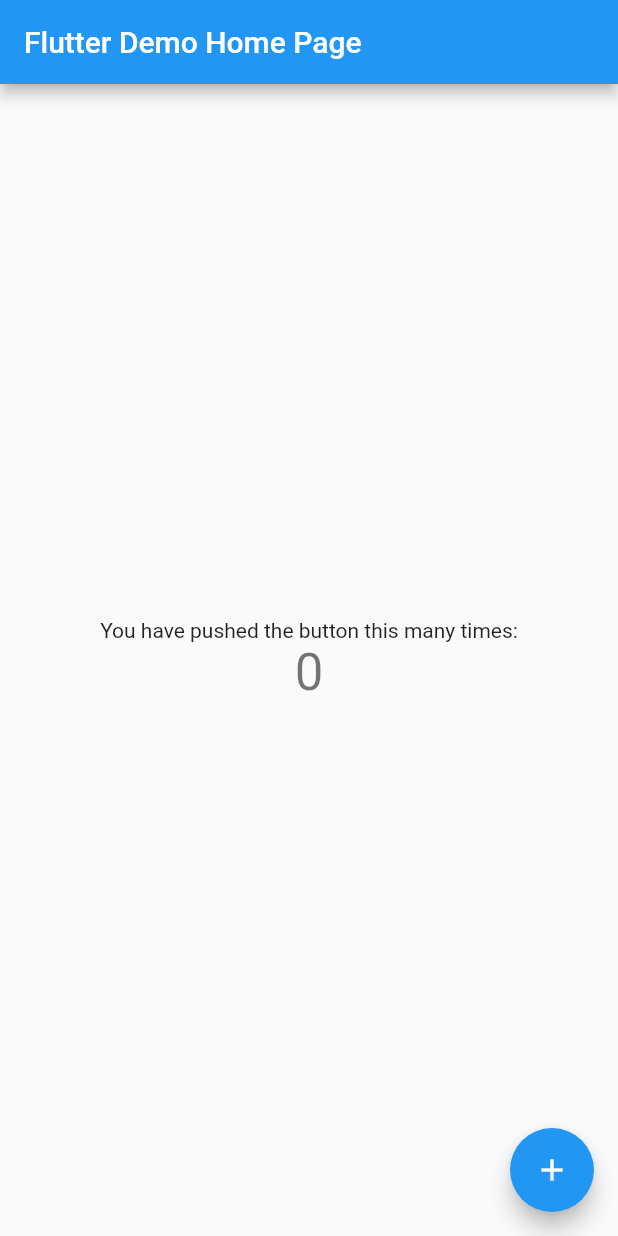
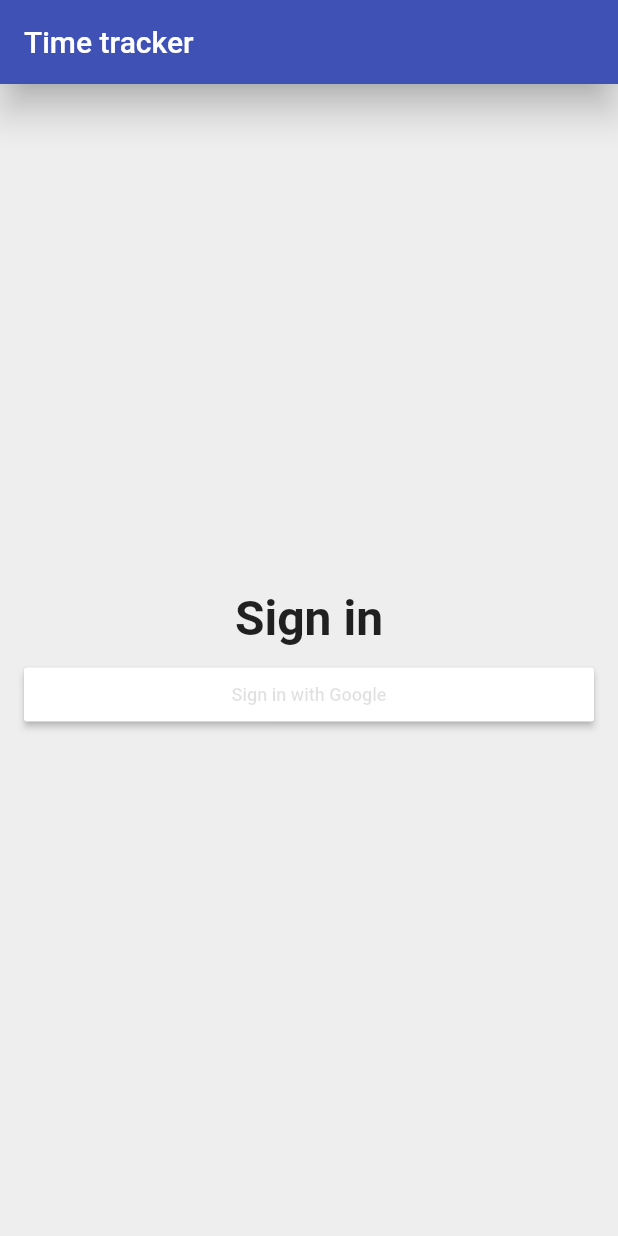
Before and after one commit to michalrazny2/Flutter-tutorial, a Flutter app: the screen it shows after launch, on a phone screen of 412 x 824 dp. Run offline on Flutter 3.47's test engine with Material 2 defaults, Android fonts, the phone set to English and light mode, and no system bars.

Commit message:
lesson no. 100 completed, building layouts in progress

```diff
--- /dev/null
+++ b/lib/app/sign_in/sign_in_page.dart
@@ -0,0 +1,51 @@
+import 'package:flutter/material.dart';
+
+class SignInPage extends StatelessWidget {
+  @override
+  Widget build(BuildContext context) {
+    return Scaffold(
+      appBar: AppBar(
+        title: Text("Time tracker"),
+        elevation: 10.0,
+      ),
+      body: _buildContent(),
+      backgroundColor: Colors.grey[200],
+    );
+  }
+
+  Widget _buildContent() { // '_' before name says "private"
+    return Padding(
+      padding: EdgeInsets.all(16.0),
+      child: Column(
+        crossAxisAlignment: CrossAxisAlignment.stretch,
+        mainAxisAlignment: MainAxisAlignment.center,
+        children: <Widget>[
+          Text(
+            "Sign in",
+            textAlign: TextAlign.center,
+            style: TextStyle(
+              fontSize: 32.0,
+              fontWeight: FontWeight.w600,
+            ),
+          ),
+          SizedBox(height: 8.0),
+          RaisedButton(
+            child: Text(
+                "Sign in with Google",
+              style: TextStyle(
+                color: Colors.black12,
+                fontSize: 12.0,
+              ),
+            ),
+            color: Colors.white,
+            onPressed: _signInWithGoogle,
+          ),
+        ],
+      ),
+    );
+  }
+
+  void _signInWithGoogle() {
+    // TODO: Auth with google
+  }
+}
--- a/lib/main.dart
+++ b/lib/main.dart
@@ -1,113 +1,19 @@
 import 'package:flutter/material.dart';
+import 'app/sign_in/sign_in_page.dart';
 
 void main() {
   runApp(MyApp());
 }
 
 class MyApp extends StatelessWidget {
-  // This widget is the root of your application.
   @override
   Widget build(BuildContext context) {
     return MaterialApp(
-      title: 'Flutter Demo',
+      title: 'Time tracker',
       theme: ThemeData(
-        // This is the theme of your application.
-        //
-        // Try running your application with "flutter run". You'll see the
-        // application has a blue toolbar. Then, without quitting the app, try
-        // changing the primarySwatch below to Colors.green and then invoke
-        // "hot reload" (press "r" in the console where you ran "flutter run",
-        // or simply save your changes to "hot reload" in a Flutter IDE).
-        // Notice that the counter didn't reset back to zero; the application
-        // is not restarted.
-        primarySwatch: Colors.blue,
+        primarySwatch: Colors.indigo
       ),
-      home: MyHomePage(title: 'Flutter Demo Home Page'),
+        home: SignInPage(),
     );
   }
 }
-
-class MyHomePage extends StatefulWidget {
-  MyHomePage({Key key, this.title}) : super(key: key);
-
-  // This widget is the home page of your application. It is stateful, meaning
-  // that it has a State object (defined below) that contains fields that affect
-  // how it looks.
-
-  // This class is the configuration for the state. It holds the values (in this
-  // case the title) provided by the parent (in this case the App widget) and
-  // used by the build method of the State. Fields in a Widget subclass are
-  // always marked "final".
-
-  final String title;
-
-  @override
-  _MyHomePageState createState() => _MyHomePageState();
-}
-
-class _MyHomePageState extends State<MyHomePage> {
-  int _counter = 0;
-
-  void _incrementCounter() {
-    setState(() {
-      // This call to setState tells the Flutter framework that something has
-      // changed in this State, which causes it to rerun the build method below
-      // so that the display can reflect the updated values. If we changed
-      // _counter without calling setState(), then the build method would not be
-      // called again, and so nothing would appear to happen.
-      _counter++;
-    });
-  }
-
-  @override
-  Widget build(BuildContext context) {
-    // This method is rerun every time setState is called, for instance as done
-    // by the _incrementCounter method above.
-    //
-    // The Flutter framework has been optimized to make rerunning build methods
-    // fast, so that you can just rebuild anything that needs updating rather
-    // than having to individually change instances of widgets.
-    return Scaffold(
-      appBar: AppBar(
-        // Here we take the value from the MyHomePage object that was created by
-        // the App.build method, and use it to set our appbar title.
-        title: Text(widget.title),
-      ),
-      body: Center(
-        // Center is a layout widget. It takes a single child and positions it
-        // in the middle of the parent.
-        child: Column(
-          // Column is also a layout widget. It takes a list of children and
-          // arranges them vertically. By default, it sizes itself to fit its
-          // children horizontally, and tries to be as tall as its parent.
-          //
-          // Invoke "debug painting" (press "p" in the console, choose the
-          // "Toggle Debug Paint" action from the Flutter Inspector in Android
-          // Studio, or the "Toggle Debug Paint" command in Visual Studio Code)
-          // to see the wireframe for each widget.
-          //
-          // Column has various properties to control how it sizes itself and
-          // how it positions its children. Here we use mainAxisAlignment to
-          // center the children vertically; the main axis here is the vertical
-          // axis because Columns are vertical (the cross axis would be
-          // horizontal).
-          mainAxisAlignment: MainAxisAlignment.center,
-          children: <Widget>[
-            Text(
-              'You have pushed the button this many times:',
-            ),
-            Text(
-              '$_counter',
-              style: Theme.of(context).textTheme.headline4,
-            ),
-          ],
-        ),
-      ),
-      floatingActionButton: FloatingActionButton(
-        onPressed: _incrementCounter,
-        tooltip: 'Increment',
-        child: Icon(Icons.add),
-      ), // This trailing comma makes auto-formatting nicer for build methods.
-    );
-  }
-}
```
